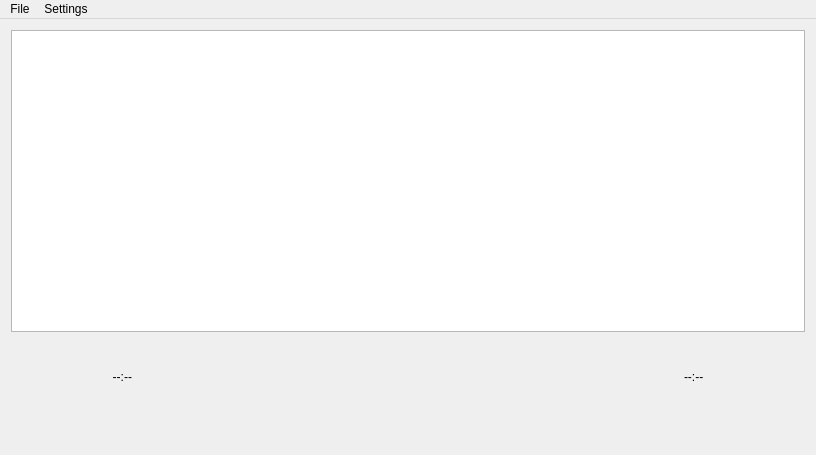
First picture: the form in src/ui/playerwindow.ui, repository jacquelineb/Music-Player, before the edit.
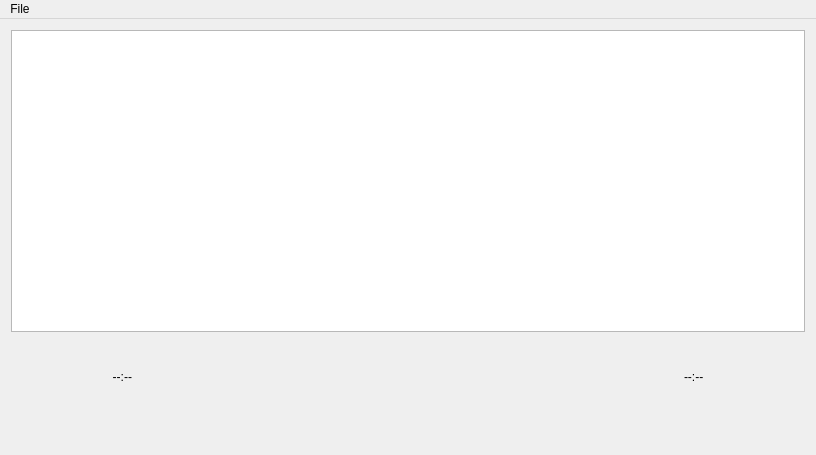
Second picture: the form after the edit. Custom widgets are drawn as their Qt base class.

Commit message: Removed unused Settings menu button

The edit to the form file:
```diff
--- a/src/ui/playerwindow.ui
+++ b/src/ui/playerwindow.ui
@@ -262,13 +262,7 @@
     </property>
     <addaction name="actionAddToLibrary"/>
    </widget>
-   <widget class="QMenu" name="menuSettings">
-    <property name="title">
-     <string>Settings</string>
-    </property>
-   </widget>
    <addaction name="menuFile"/>
-   <addaction name="menuSettings"/>
   </widget>
   <action name="actionAddToLibrary">
    <property name="text">
```
The commit also changes 1 other file.
